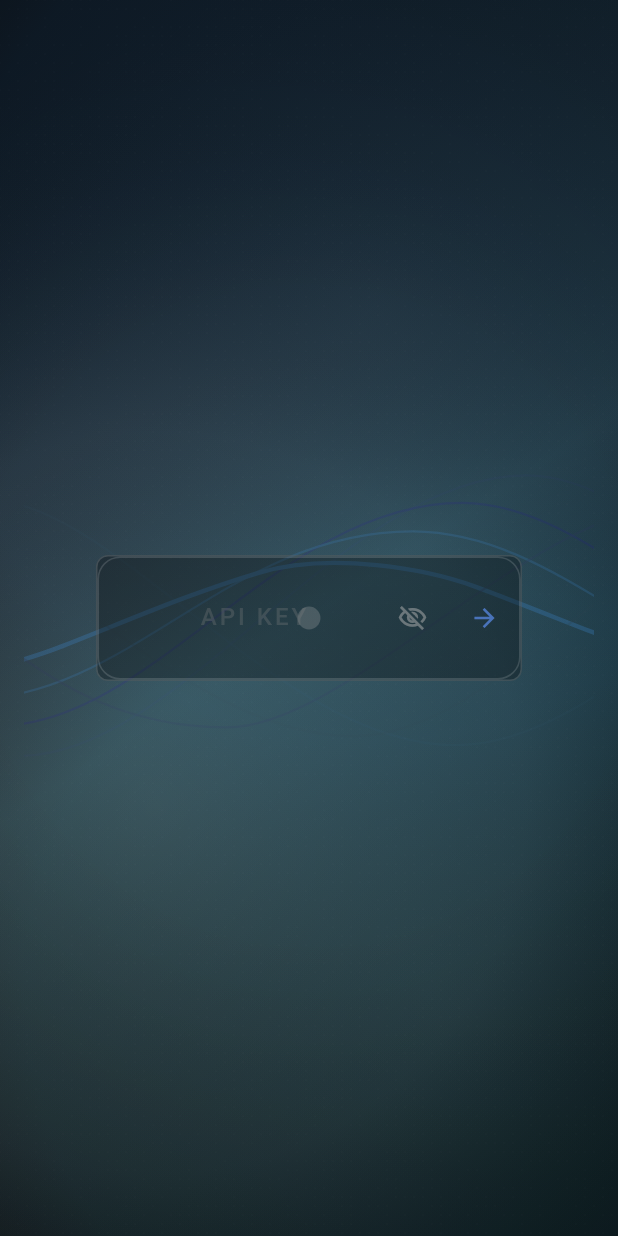
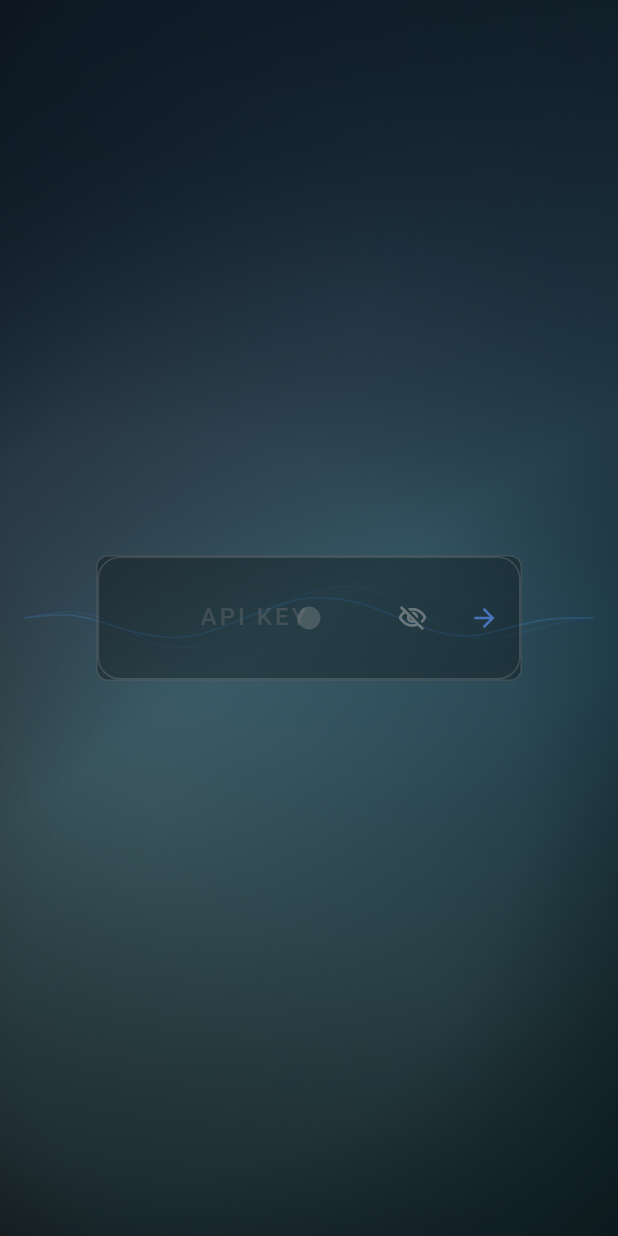
Before and after one commit to ozzuworld/cisco-frontend, a Flutter app: the screen it shows after launch, on a phone screen of 412 x 824 dp. Run offline on Flutter 3.47's test engine with Material 3 defaults, Android fonts, the phone set to English and light mode, and no system bars; our stand-ins replace dio, flutter_secure_storage, lottie; accounts and stored records are empty.

Commit message:
fix: Center and resize voip.json animation for professional look
- Changed from Positioned.fill to Center widget
- Constrained animation to 800x600 size
- Changed fit from cover to contain to maintain aspect ratio
- Animation now properly centered vertically and horizontally

```diff
--- a/lib/src/screens/home_screen.dart
+++ b/lib/src/screens/home_screen.dart
@@ -34,14 +34,18 @@ class _HomeScreenState extends State<HomeScreen> {
       body: SizedBox.expand(
         child: Stack(
           children: [
-            // voip.json lottie animation as background
-            Positioned.fill(
+            // voip.json lottie animation as background - centered and sized
+            Center(
               child: Opacity(
                 opacity: 0.25,
-                child: Lottie.asset(
-                  'assets/lottie/voip.json',
-                  fit: BoxFit.cover,
-                  repeat: true,
+                child: SizedBox(
+                  width: 800,
+                  height: 600,
+                  child: Lottie.asset(
+                    'assets/lottie/voip.json',
+                    fit: BoxFit.contain,
+                    repeat: true,
+                  ),
                 ),
               ),
             ),
```
